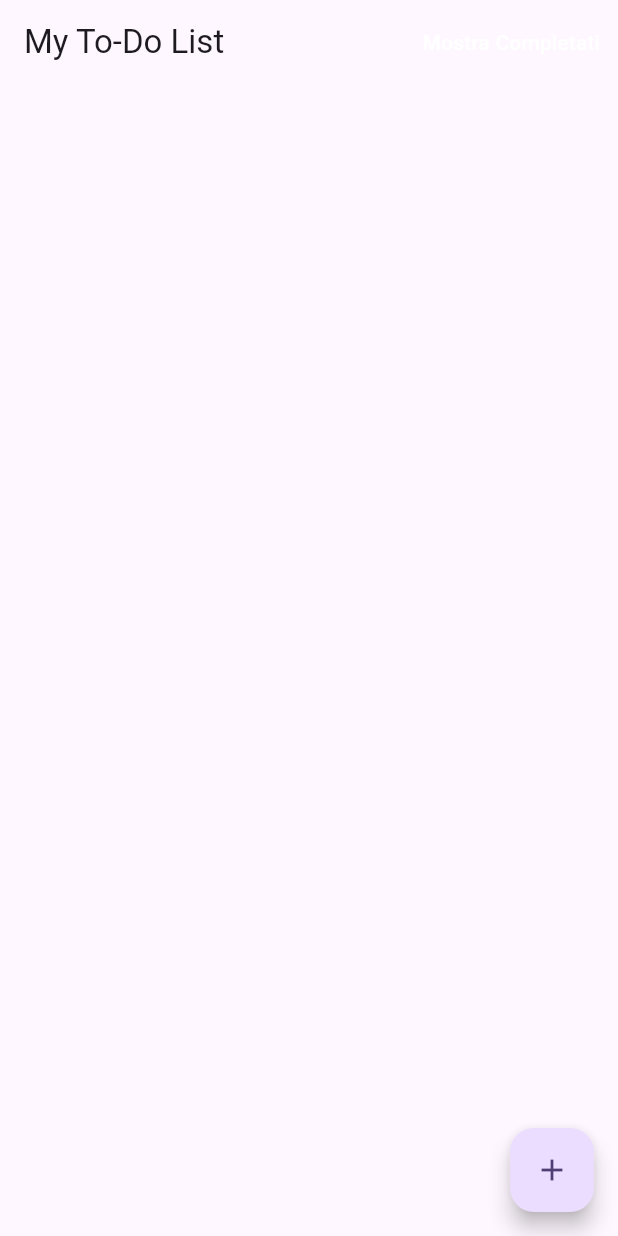
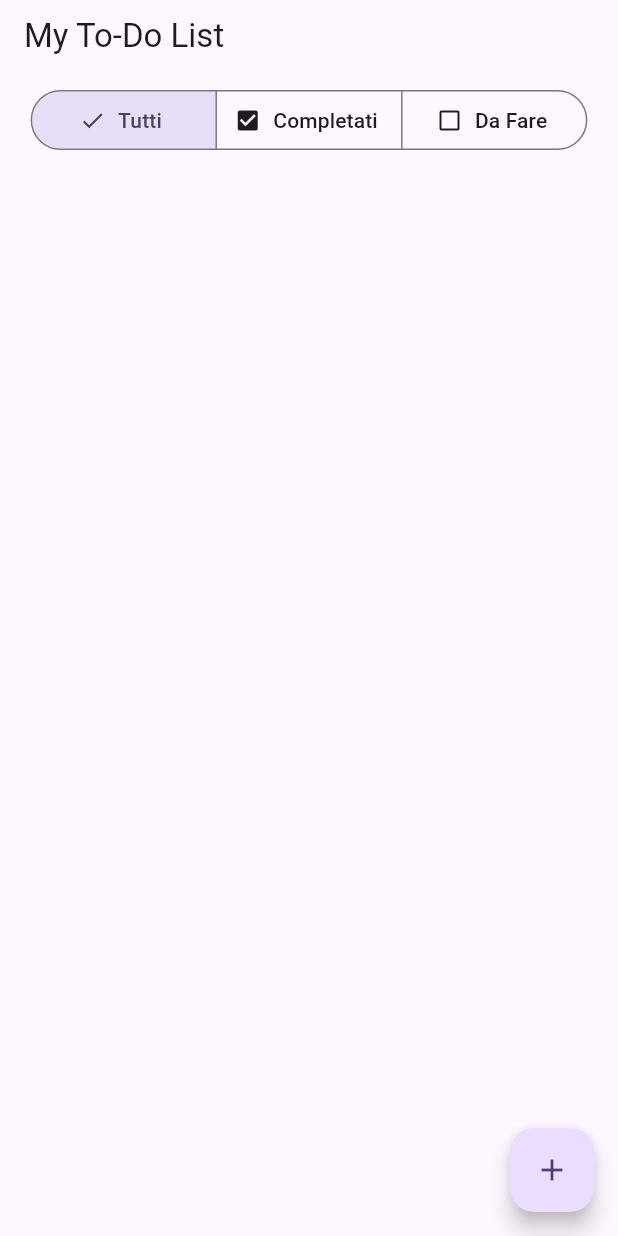
Before and after one commit to ilvostrocarokawe/crossplatform-futurevoid, a Flutter app: the screen it shows after launch, on a phone screen of 412 x 824 dp. Run offline on Flutter 3.47's test engine with Material 3 defaults, Android fonts, the phone set to English and light mode, and no system bars.

Commit message:
add file

```diff
--- /dev/null
+++ b/lib/prova/main.dart
@@ -0,0 +1,23 @@
+import 'package:flutter/material.dart';
+import 'todolist.dart';
+
+void main() {
+  runApp(const MyApp());
+}
+
+class MyApp extends StatelessWidget {
+  const MyApp({super.key});
+
+  @override
+  Widget build(BuildContext context) {
+    return MaterialApp(
+      title: 'To Do LIST',
+      theme: ThemeData(
+        colorScheme: ColorScheme.fromSeed(seedColor: Colors.deepPurple),
+        useMaterial3: true,
+      ),
+      // Il widget TodoListScreen da todolist.dart è ora la home page.
+      home: const TodoListScreen(),
+    );
+  }
+}
--- a/lib/main.dart
+++ b/lib/prova/todolist.dart
@@ -1,24 +1,4 @@
 import 'package:flutter/material.dart';
-
-void main() {
-  runApp(const TodoApp());
-}
-
-class TodoApp extends StatelessWidget {
-  const TodoApp({super.key});
-
-  @override
-  Widget build(BuildContext context) {
-    return MaterialApp(
-      title: 'To-Do List',
-      theme: ThemeData(
-        colorScheme: ColorScheme.fromSeed(seedColor: Colors.deepPurple),
-        useMaterial3: true,
-      ),
-      home: const TodoListScreen(),
-    );
-  }
-}
 
 class Task {
   String title;
@@ -26,6 +6,8 @@
 
   Task({required this.title, this.completed = false});
 }
+
+enum FilterState { all, completed, incomplete }
 
 class TodoListScreen extends StatefulWidget {
   const TodoListScreen({super.key});
@@ -36,13 +18,18 @@
 
 class _TodoListScreenState extends State<TodoListScreen> {
   final List<Task> _tasks = [];
-  bool _showOnlyCompleted = false;
+  FilterState _currentFilter = FilterState.all;
 
   List<Task> get _filteredTasks {
-    if (_showOnlyCompleted) {
-      return _tasks.where((task) => task.completed).toList();
+    switch (_currentFilter) {
+      case FilterState.completed:
+        return _tasks.where((task) => task.completed).toList();
+      case FilterState.incomplete:
+        return _tasks.where((task) => !task.completed).toList();
+      case FilterState.all:
+      default:
+        return _tasks;
     }
-    return _tasks;
   }
 
   void _addTask() async {
@@ -60,13 +47,8 @@
 
   void _toggleTaskCompletion(int index, bool? value) {
     setState(() {
-      _filteredTasks[index].completed = value ?? false;
-    });
-  }
-
-  void _toggleFilter() {
-    setState(() {
-      _showOnlyCompleted = !_showOnlyCompleted;
+      final task = _filteredTasks[index];
+      task.completed = value ?? false;
     });
   }
 
@@ -75,15 +57,37 @@
     return Scaffold(
       appBar: AppBar(
         title: const Text('My To-Do List'),
-        actions: [
-          TextButton(
-            onPressed: _toggleFilter,
-            child: Text(
-              _showOnlyCompleted ? 'Mostra Tutti' : 'Mostra Completati',
-              style: TextStyle(color: Colors.white),
+        bottom: PreferredSize(
+          preferredSize: const Size.fromHeight(kToolbarHeight),
+          child: Container(
+            padding: const EdgeInsets.symmetric(horizontal: 8.0, vertical: 8.0),
+            child: SegmentedButton<FilterState>(
+              segments: const <ButtonSegment<FilterState>>[
+                ButtonSegment<FilterState>(
+                  value: FilterState.all,
+                  label: Text('Tutti'),
+                  icon: Icon(Icons.list),
+                ),
+                ButtonSegment<FilterState>(
+                  value: FilterState.completed,
+                  label: Text('Completati'),
+                  icon: Icon(Icons.check_box),
+                ),
+                ButtonSegment<FilterState>(
+                  value: FilterState.incomplete,
+                  label: Text('Da Fare'),
+                  icon: Icon(Icons.check_box_outline_blank),
+                ),
+              ],
+              selected: <FilterState>{_currentFilter},
+              onSelectionChanged: (Set<FilterState> newSelection) {
+                setState(() {
+                  _currentFilter = newSelection.first;
+                });
+              },
             ),
           ),
-        ],
+        ),
       ),
       body: ListView.builder(
         itemCount: _filteredTasks.length,
```
Also changed, not shown: lib/todolist.dart (deleted), 1 other file.
